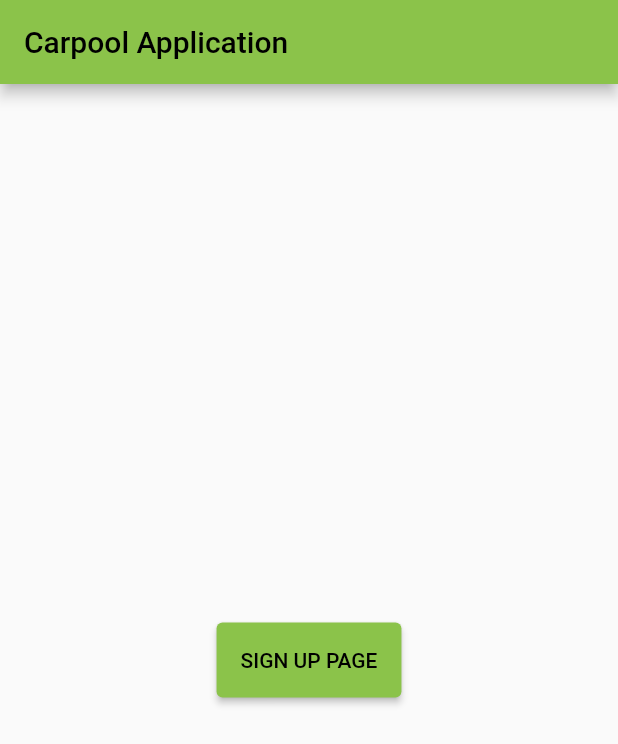
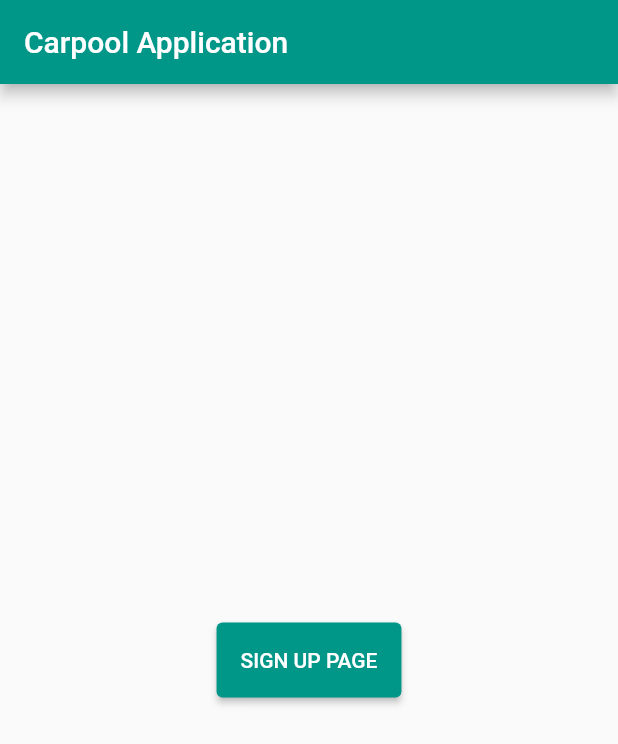
Before and after one commit to Aisha1600/CarpoolFrontend, a Flutter app: the screen it shows after launch, on a phone screen of 412 x 824 dp. Shown: the top 744 px of the screen. Run offline on Flutter 3.47's test engine with Material 2 defaults, Android fonts, the light colour scheme and no system bars.

Commit message:
color changed

```diff
--- a/lib/main.dart
+++ b/lib/main.dart
@@ -14,7 +14,7 @@ class MyApp extends StatelessWidget {
     return MaterialApp(
       title: 'Carpool Application',
       theme: ThemeData(
-        primarySwatch: Colors.lightGreen,
+        primarySwatch: Colors.teal,
       ),
       home: const MyHomePage(title: 'Carpool Application'),
     );
```
